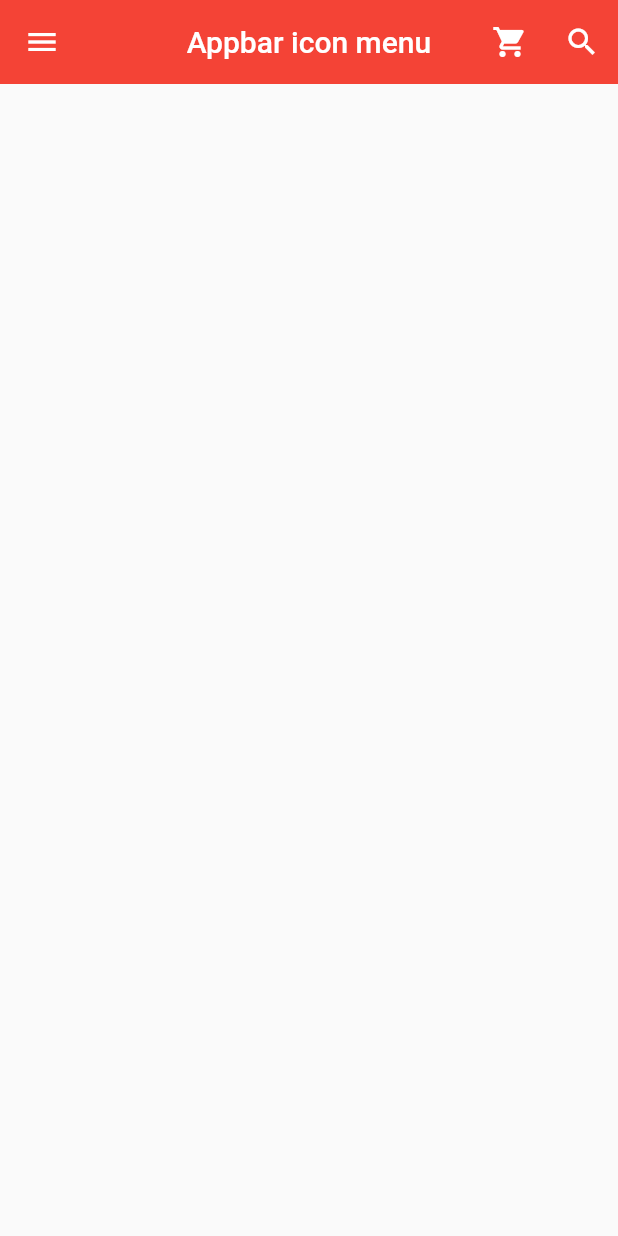
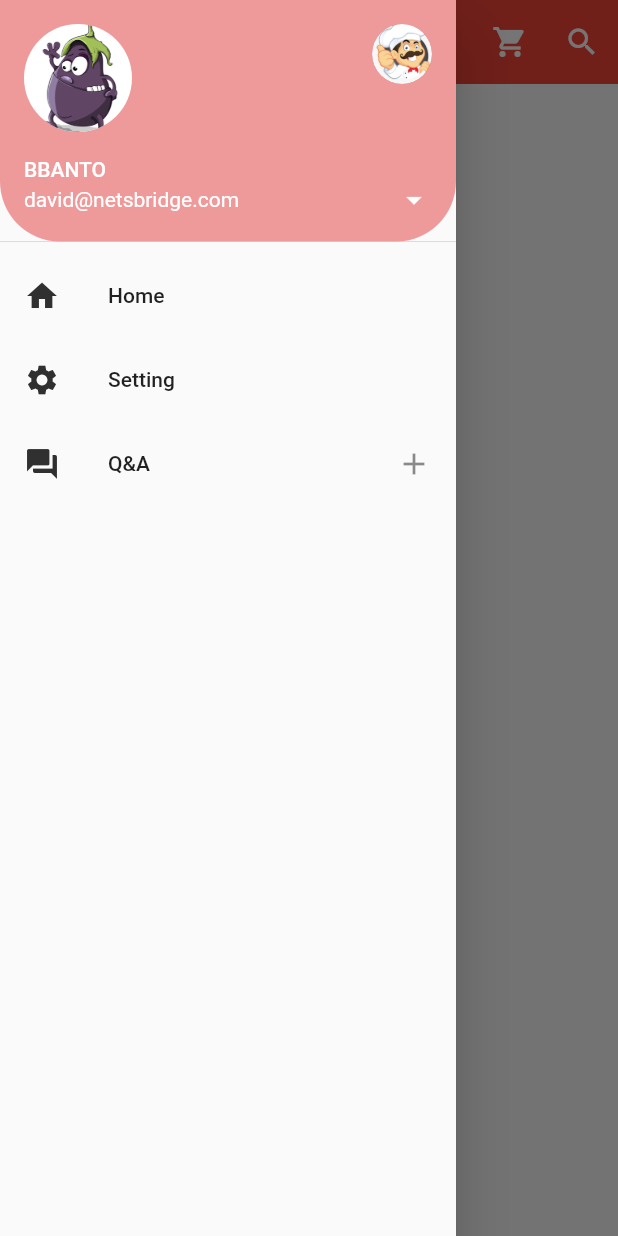
Before and after one commit to gohdg/flutter-codingChef, a Flutter app: the screen it shows after launch, with the side drawer open (before the commit the screen has no drawer), on a phone screen of 412 x 824 dp. Run offline on Flutter 3.47's test engine with Material 2 defaults, Android fonts, the phone set to English and light mode, and no system bars.

Commit message:
Drawer -> ListView -> children [ UserAccountsDrawerHeader, ListTile, ListTile...]

```diff
--- a/lib/main.dart
+++ b/lib/main.dart
@@ -1,6 +1,6 @@
 import 'package:flutter/material.dart';
 
-void main()=> runApp(MyApp());
+void main() => runApp(MyApp());
 
 class MyApp extends StatelessWidget {
   @override
@@ -16,9 +16,6 @@ class MyApp extends StatelessWidget {
 }
 
 class MyPage extends StatelessWidget {
-  get onPressed => null;
-
-
   @override
   Widget build(BuildContext context) {
     return Scaffold(
@@ -26,12 +23,6 @@ class MyPage extends StatelessWidget {
         title: Text('Appbar icon menu'),
         centerTitle: true,
         elevation: 0.0,
-        leading: IconButton(
-          icon: Icon(Icons.menu),
-          onPressed: () {
-            print('menu button is clicked');
-           },
-        ),
         actions: [
           IconButton(
             icon: Icon(Icons.shopping_cart),
@@ -47,7 +38,68 @@ class MyPage extends StatelessWidget {
           ),
         ],
       ),
-
+      drawer: Drawer(
+        child: ListView(
+          padding: EdgeInsets.zero,
+          children: [
+            UserAccountsDrawerHeader(
+              currentAccountPicture: CircleAvatar(
+                backgroundImage: AssetImage('assets/bbanto.png'),
+                backgroundColor: Colors.white,
+              ),
+              otherAccountsPictures: [
+                CircleAvatar(
+                  backgroundImage: AssetImage('assets/chef.png'),
+                ),
+                // CircleAvatar(
+                //   backgroundImage: AssetImage('assets/chef.png'),
+                // ),
+              ],
+              accountName: Text('BBANTO'),
+              accountEmail: Text('david@netsbridge.com'),
+              onDetailsPressed: () {
+                print('arrow is clicked');
+              },
+              decoration: BoxDecoration(
+                  color: Colors.red[200],
+                  borderRadius: BorderRadius.only(
+                      bottomLeft: Radius.circular(40.0),
+                      bottomRight: Radius.circular(40.0))),
+            ),
+            ListTile(
+              leading: Icon(
+                Icons.home,
+                color: Colors.grey[850],
+              ),
+              title: Text('Home'),
+              onTap: () {
+                print('Home is tapped');
+              },
+            ),
+            ListTile(
+              leading: Icon(
+                Icons.settings,
+                color: Colors.grey[850],
+              ),
+              title: Text('Setting'),
+              onTap: () {
+                print('Setting is tapped');
+              },
+            ),
+            ListTile(
+              leading: Icon(
+                Icons.question_answer,
+                color: Colors.grey[850],
+              ),
+              title: Text('Q&A'),
+              onTap: () {
+                print('Q&A is tapped');
+              },
+              trailing: Icon(Icons.add),
+            ),
+          ],
+        ),
+      ),
     );
   }
 }
--- a/pubspec.yaml
+++ b/pubspec.yaml
@@ -46,6 +46,7 @@ flutter:
   assets:
     - assets/bbanto.png
     - assets/flying.gif
+    - assets/chef.png
 
   # An image asset can refer to one or more resolution-specific "variants", see
   # https://flutter.dev/assets-and-images/#resolution-aware.
```
Also changed, not shown: assets/chef.png (added). Lines whose indentation alone changed are shown as unchanged.
